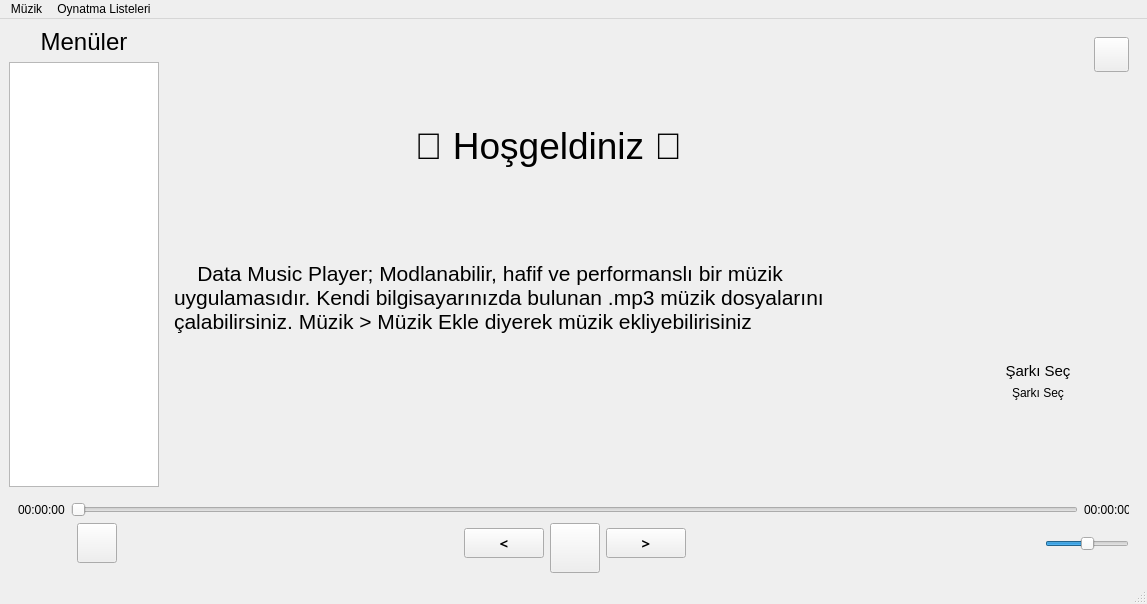
Old version of the form mainwindow.ui in the repository DATA35DELETE/Data-Music-Player.
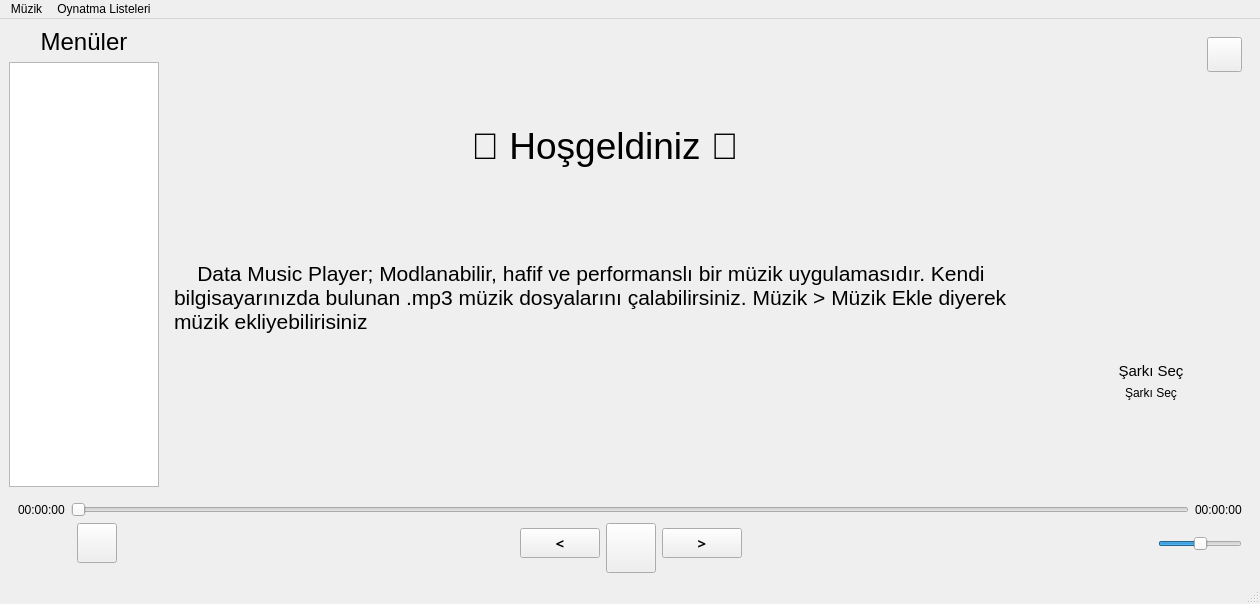
New version of the form. Icons and pictures are not drawn.

Commit message: feat: Linux desteği eklendi

```diff
--- a/mainwindow.ui
+++ b/mainwindow.ui
@@ -6,7 +6,7 @@
    <rect>
     <x>0</x>
     <y>0</y>
-    <width>1147</width>
+    <width>1260</width>
     <height>604</height>
    </rect>
   </property>
@@ -222,7 +222,7 @@
         <widget class="QLabel" name="medyaGuncelSure">
          <property name="maximumSize">
           <size>
-           <width>45</width>
+           <width>65</width>
            <height>16777215</height>
           </size>
          </property>
@@ -709,8 +709,8 @@
     <rect>
      <x>0</x>
      <y>0</y>
-     <width>1147</width>
-     <height>21</height>
+     <width>1260</width>
+     <height>23</height>
     </rect>
    </property>
    <widget class="QMenu" name="menuDosya">
```
The commit also changes 2 other files.
